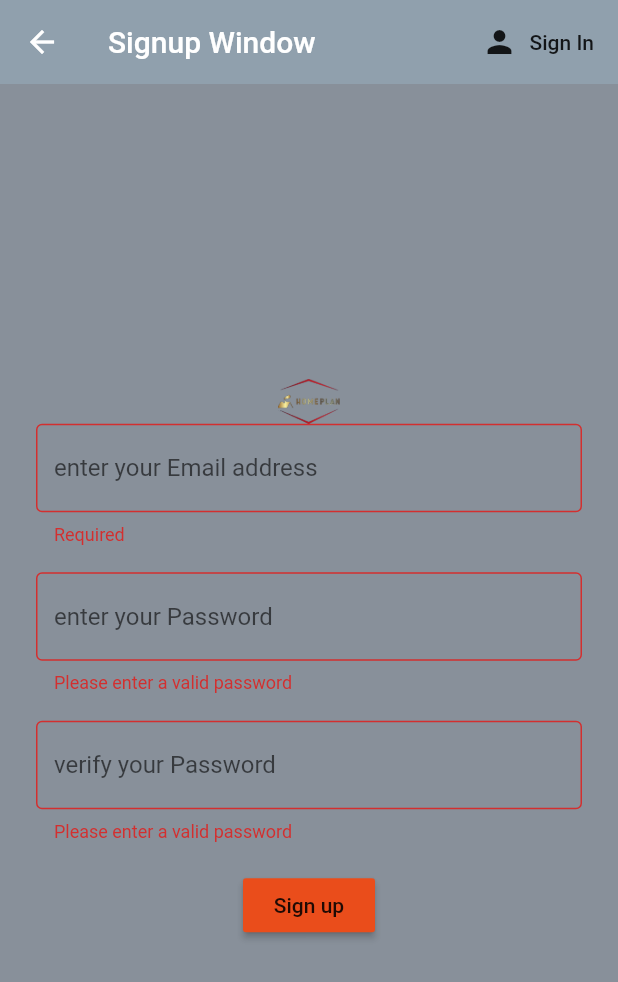
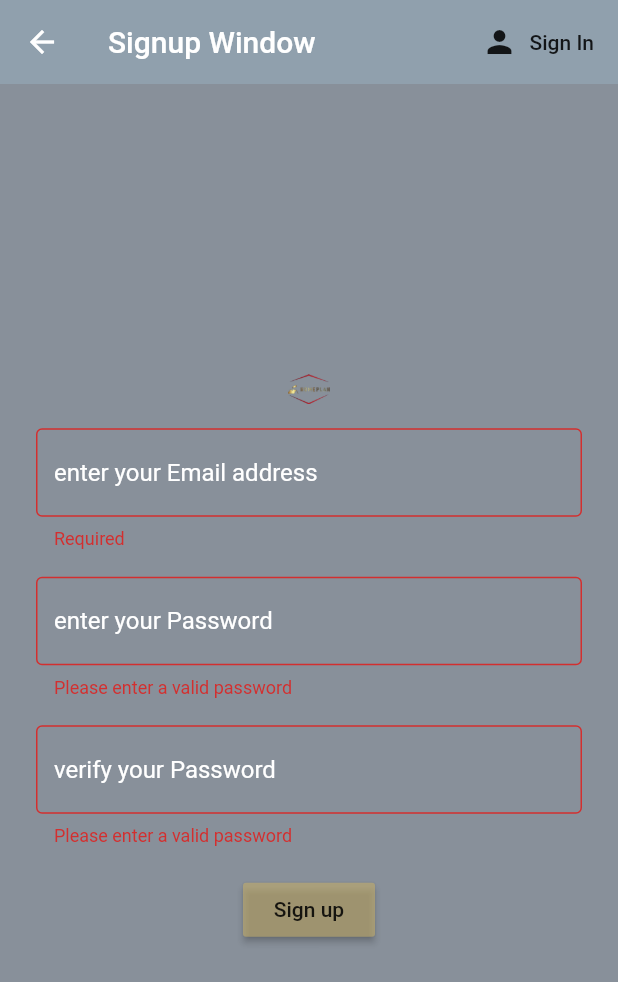
Before and after one commit to emmy1999/homeplan-app-project-2021, a Flutter app: the SignupPage screen opened directly, on a phone screen of 412 x 824 dp. Shown: the top 982 px of the screen. Run offline on Flutter 3.47's test engine with Material 2 defaults, Android fonts, the phone set to English and light mode, and no system bars; our stand-ins replace cloud_firestore, date_format, firebase_auth, firebase_core, flutter_spinkit, form_field_validator; accounts and stored records are empty.

Commit message:
minor changes

```diff
--- a/homeplan/lib/login-signup/login.dart
+++ b/homeplan/lib/login-signup/login.dart
@@ -72,6 +72,7 @@ class _SignInwin extends State<SignInPage> {
                               decoration: InputDecoration(
                                 border: OutlineInputBorder(),
                                 hintText: "enter your Email address",
+                                hintStyle: TextStyle(color: Colors.white),
                               ),
                               onChanged: (val) {
                                 setState(() => email = val);
@@ -87,11 +88,13 @@ class _SignInwin extends State<SignInPage> {
                                 decoration: InputDecoration(
                                   border: OutlineInputBorder(),
                                   hintText: "enter your Password",
+                                  hintStyle: TextStyle(color: Colors.white),
                                 ),
                                 obscureText: true,
                                 onChanged: (val) {
                                   setState(() => password = val);
                                 },
+                                //style: TextStyle(color: Colors.white),
                               ),
                             ),
                             Padding(
@@ -99,7 +102,8 @@ class _SignInwin extends State<SignInPage> {
                                   top: 18.0,
                                 ),
                                 child: RaisedButton(
-                                  onPressed: () {       // login button
+                                  onPressed: () {
+                                    // login button
                                     print(email);
                                     print(password);
                                     print(email.isNotEmpty);
@@ -125,7 +129,7 @@ class _SignInwin extends State<SignInPage> {
                                     }
                                   },
                                   child: Text("Sign in"),
-                                  color: Colors.blue,
+                                  color: Color(0x99c5af6d),
                                 )),
                           ],
                         )))),
--- a/homeplan/lib/login-signup/signup.dart
+++ b/homeplan/lib/login-signup/signup.dart
@@ -46,11 +46,11 @@ class _Signupwin extends State<SignupPage> {
                     mainAxisAlignment: MainAxisAlignment.center,
                     children: <Widget>[
                       Padding(
-                        padding: EdgeInsets.only(top: 0),
+                        padding: EdgeInsets.only(bottom: 16.0),
                         child: Image.asset(
                           "assets/images/app_icon2.png",
                           width: 100,
-                          height: 30,
+                          height: 20,
                         ),
                       ),
                       TextFormField(
@@ -63,10 +63,12 @@ class _Signupwin extends State<SignupPage> {
                         decoration: InputDecoration(
                           border: OutlineInputBorder(),
                           hintText: "enter your Email address",
+                          hintStyle: TextStyle(color: Colors.white),
                         ),
                         onChanged: (val) {
                           setState(() => email = val);
                         },
+                        style: TextStyle(color: Colors.white),
                       ),
                       Padding(
                         padding: EdgeInsets.only(top: 18.0),
@@ -77,11 +79,13 @@ class _Signupwin extends State<SignupPage> {
                           decoration: InputDecoration(
                             border: OutlineInputBorder(),
                             hintText: "enter your Password",
+                            hintStyle: TextStyle(color: Colors.white),
                           ),
                           obscureText: true,
                           onChanged: (val) {
                             setState(() => password = val);
                           },
+                          style: TextStyle(color: Colors.white),
                         ),
                       ),
                       Padding(
@@ -92,6 +96,7 @@ class _Signupwin extends State<SignupPage> {
                           decoration: InputDecoration(
                             border: OutlineInputBorder(),
                             hintText: "verify your Password",
+                            hintStyle: TextStyle(color: Colors.white),
                           ),
                           obscureText: true,
                           onChanged: (val) {
@@ -123,7 +128,7 @@ class _Signupwin extends State<SignupPage> {
                               }
                             },
                             child: Text("Sign up"),
-                            color: Color(0xffea4d1b),
+                            color: Color(0x99c5af6d),
                           )),
                     ],
                   )))),
```
